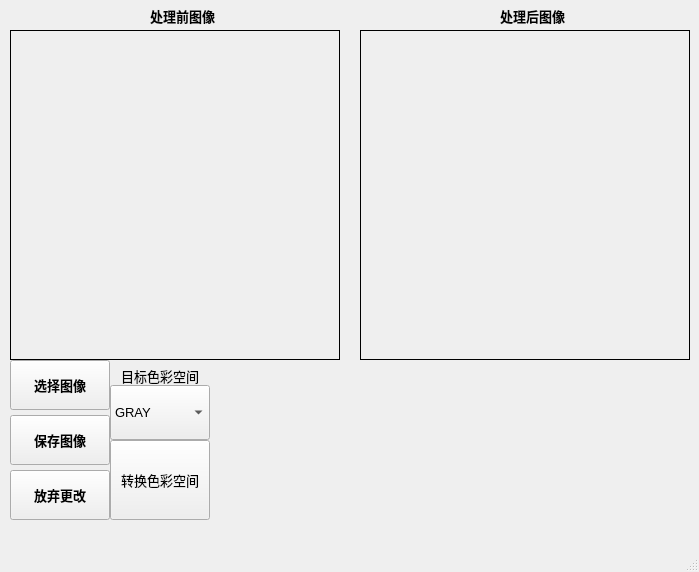
Before: the Qt Designer form MainWindow.ui in Humble-Engineer/Img_processor, drawn with Qt 5.
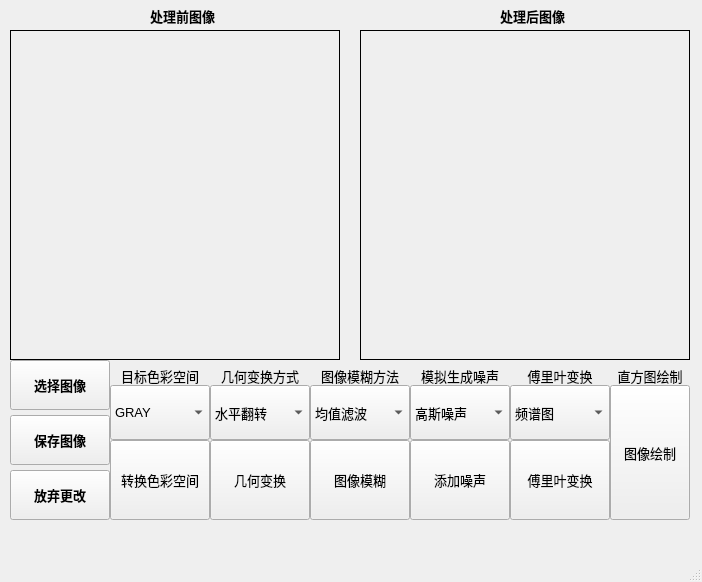
After: the same form once the commit is applied.

Commit message: 设计好界面的大致布局

The edit to the form file:
```diff
--- a/MainWindow.ui
+++ b/MainWindow.ui
@@ -6,8 +6,8 @@
    <rect>
     <x>0</x>
     <y>0</y>
-    <width>699</width>
-    <height>572</height>
+    <width>702</width>
+    <height>582</height>
    </rect>
   </property>
   <property name="minimumSize">
@@ -215,6 +215,261 @@
      <string>放弃更改</string>
     </property>
    </widget>
+   <widget class="QComboBox" name="geometric_Box">
+    <property name="geometry">
+     <rect>
+      <x>210</x>
+      <y>385</y>
+      <width>100</width>
+      <height>55</height>
+     </rect>
+    </property>
+    <item>
+     <property name="text">
+      <string>水平翻转</string>
+     </property>
+    </item>
+    <item>
+     <property name="text">
+      <string>竖直翻转</string>
+     </property>
+    </item>
+    <item>
+     <property name="text">
+      <string>顺时针旋转</string>
+     </property>
+    </item>
+    <item>
+     <property name="text">
+      <string>逆时针旋转</string>
+     </property>
+    </item>
+   </widget>
+   <widget class="QPushButton" name="geometric_button">
+    <property name="geometry">
+     <rect>
+      <x>210</x>
+      <y>440</y>
+      <width>100</width>
+      <height>80</height>
+     </rect>
+    </property>
+    <property name="text">
+     <string>几何变换</string>
+    </property>
+   </widget>
+   <widget class="QLabel" name="label_4">
+    <property name="geometry">
+     <rect>
+      <x>210</x>
+      <y>360</y>
+      <width>100</width>
+      <height>31</height>
+     </rect>
+    </property>
+    <property name="text">
+     <string>几何变换方式</string>
+    </property>
+    <property name="alignment">
+     <set>Qt::AlignmentFlag::AlignCenter</set>
+    </property>
+   </widget>
+   <widget class="QComboBox" name="blur_Box">
+    <property name="geometry">
+     <rect>
+      <x>310</x>
+      <y>385</y>
+      <width>100</width>
+      <height>55</height>
+     </rect>
+    </property>
+    <item>
+     <property name="text">
+      <string>均值滤波</string>
+     </property>
+    </item>
+    <item>
+     <property name="text">
+      <string>中值滤波</string>
+     </property>
+    </item>
+    <item>
+     <property name="text">
+      <string>高斯滤波</string>
+     </property>
+    </item>
+    <item>
+     <property name="text">
+      <string>二维卷积</string>
+     </property>
+    </item>
+   </widget>
+   <widget class="QPushButton" name="blur_button">
+    <property name="geometry">
+     <rect>
+      <x>310</x>
+      <y>440</y>
+      <width>100</width>
+      <height>80</height>
+     </rect>
+    </property>
+    <property name="text">
+     <string>图像模糊</string>
+    </property>
+   </widget>
+   <widget class="QLabel" name="label_5">
+    <property name="geometry">
+     <rect>
+      <x>310</x>
+      <y>360</y>
+      <width>100</width>
+      <height>31</height>
+     </rect>
+    </property>
+    <property name="text">
+     <string>图像模糊方法</string>
+    </property>
+    <property name="alignment">
+     <set>Qt::AlignmentFlag::AlignCenter</set>
+    </property>
+   </widget>
+   <widget class="QLabel" name="label_6">
+    <property name="geometry">
+     <rect>
+      <x>410</x>
+      <y>360</y>
+      <width>100</width>
+      <height>31</height>
+     </rect>
+    </property>
+    <property name="text">
+     <string>模拟生成噪声</string>
+    </property>
+    <property name="alignment">
+     <set>Qt::AlignmentFlag::AlignCenter</set>
+    </property>
+   </widget>
+   <widget class="QComboBox" name="noise_Box">
+    <property name="geometry">
+     <rect>
+      <x>410</x>
+      <y>385</y>
+      <width>100</width>
+      <height>55</height>
+     </rect>
+    </property>
+    <item>
+     <property name="text">
+      <string>高斯噪声</string>
+     </property>
+    </item>
+    <item>
+     <property name="text">
+      <string>斑点噪声</string>
+     </property>
+    </item>
+    <item>
+     <property name="text">
+      <string>椒盐噪声</string>
+     </property>
+    </item>
+   </widget>
+   <widget class="QPushButton" name="noise_button">
+    <property name="geometry">
+     <rect>
+      <x>410</x>
+      <y>440</y>
+      <width>100</width>
+      <height>80</height>
+     </rect>
+    </property>
+    <property name="text">
+     <string>添加噪声</string>
+    </property>
+   </widget>
+   <widget class="QLabel" name="label_7">
+    <property name="geometry">
+     <rect>
+      <x>510</x>
+      <y>360</y>
+      <width>100</width>
+      <height>31</height>
+     </rect>
+    </property>
+    <property name="text">
+     <string>傅里叶变换</string>
+    </property>
+    <property name="alignment">
+     <set>Qt::AlignmentFlag::AlignCenter</set>
+    </property>
+   </widget>
+   <widget class="QComboBox" name="fft_Box">
+    <property name="geometry">
+     <rect>
+      <x>510</x>
+      <y>385</y>
+      <width>100</width>
+      <height>55</height>
+     </rect>
+    </property>
+    <item>
+     <property name="text">
+      <string>频谱图</string>
+     </property>
+    </item>
+    <item>
+     <property name="text">
+      <string>高通滤波器</string>
+     </property>
+    </item>
+    <item>
+     <property name="text">
+      <string>低通滤波器</string>
+     </property>
+    </item>
+   </widget>
+   <widget class="QPushButton" name="fft_button">
+    <property name="geometry">
+     <rect>
+      <x>510</x>
+      <y>440</y>
+      <width>100</width>
+      <height>80</height>
+     </rect>
+    </property>
+    <property name="text">
+     <string>傅里叶变换</string>
+    </property>
+   </widget>
+   <widget class="QPushButton" name="draw_button">
+    <property name="geometry">
+     <rect>
+      <x>610</x>
+      <y>385</y>
+      <width>80</width>
+      <height>135</height>
+     </rect>
+    </property>
+    <property name="text">
+     <string>图像绘制</string>
+    </property>
+   </widget>
+   <widget class="QLabel" name="label_8">
+    <property name="geometry">
+     <rect>
+      <x>600</x>
+      <y>360</y>
+      <width>100</width>
+      <height>31</height>
+     </rect>
+    </property>
+    <property name="text">
+     <string>直方图绘制</string>
+    </property>
+    <property name="alignment">
+     <set>Qt::AlignmentFlag::AlignCenter</set>
+    </property>
+   </widget>
   </widget>
   <widget class="QMenuBar" name="menubar">
    <property name="geometry">
```
Left out of the diff: 4 changed lines with no effect on the pictures. The commit also changes 2 other files.
